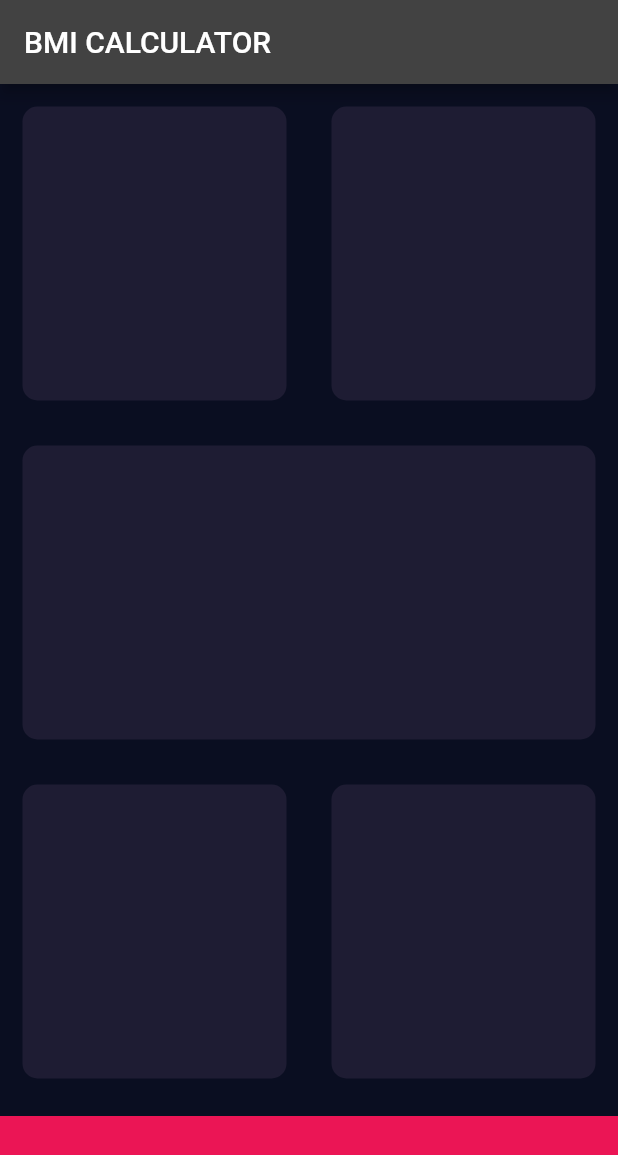
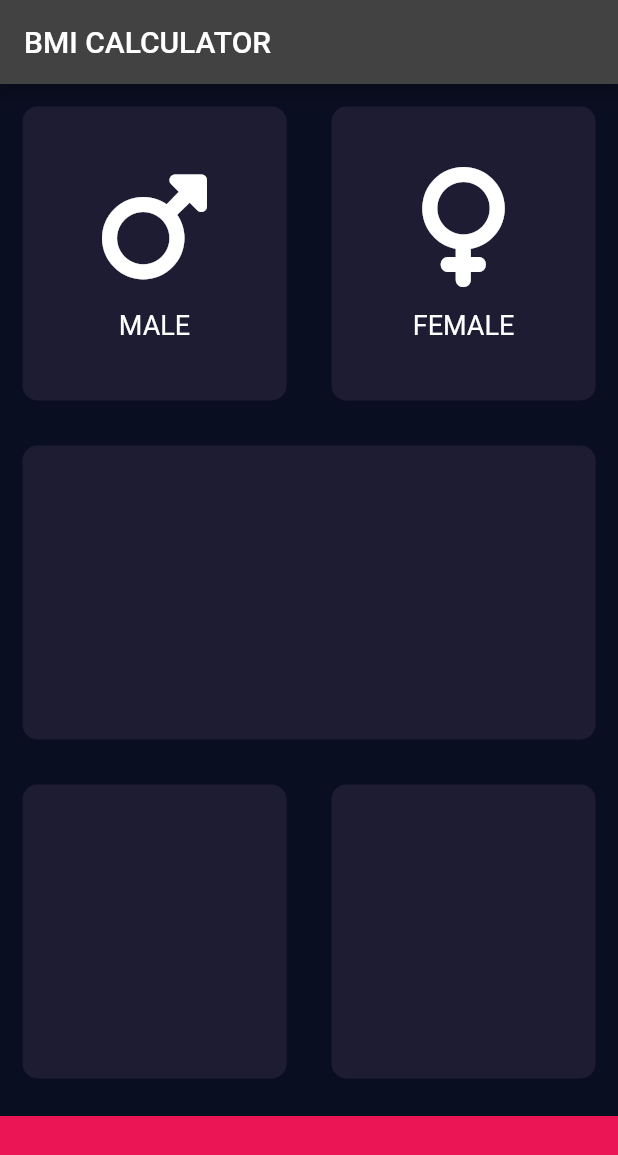
Before and after one commit to HeratUni-CS/bmi-calculator-moeinjansharifi, a Flutter app: the screen it shows after launch, on a phone screen of 412 x 824 dp. Shown: the top 1155 px of the screen. Run offline on Flutter 3.47's test engine with Material 2 defaults, Android fonts, the phone set to English and light mode, and no system bars; our stand-ins replace font_awesome_flutter.

Commit message:
make reusable card and icon content fils

```diff
--- /dev/null
+++ b/lib/icon_content.dart
@@ -0,0 +1,25 @@
+import 'package:flutter/material.dart';
+
+class IconContent extends StatelessWidget {
+  IconContent({this.icon, this.label});
+
+  final IconData? icon;
+  final String? label;
+
+  @override
+  Widget build(BuildContext context) {
+    return Column(
+      mainAxisAlignment: MainAxisAlignment.center,
+      children: [
+        Icon(icon, size: 80.0),
+        SizedBox(
+          height: 15.0,
+        ),
+        Text(
+          label.toString(),
+          style: TextStyle(fontSize: 18.0),
+        ),
+      ],
+    );
+  }
+}
--- a/lib/input_page.dart
+++ b/lib/input_page.dart
@@ -1,4 +1,7 @@
 import "package:flutter/material.dart";
+import "package:font_awesome_flutter/font_awesome_flutter.dart";
+import 'reusable_card.dart';
+import 'icon_content.dart';
 
 const bottomContainerHeight = 80.0;
 const activeCardColour = Color(0xFF1E1C33);
@@ -24,12 +27,19 @@ class _InputPageState extends State<InputPage> {
                 Expanded(
                   child: ReuasbleCard(
                     colour: activeCardColour,
+                    cardChild: IconContent(
+                      icon: FontAwesomeIcons.mars,
+                      label: 'MALE',
+                    ),
                   ),
                 ),
                 Expanded(
                   child: ReuasbleCard(
-                    colour: activeCardColour,
-                  ),
+                      colour: activeCardColour,
+                      cardChild: IconContent(
+                        icon: FontAwesomeIcons.venus,
+                        label: 'FEMALE',
+                      )),
                 ),
               ],
             ),
@@ -66,19 +76,3 @@ class _InputPageState extends State<InputPage> {
     );
   }
 }
-
-class ReuasbleCard extends StatelessWidget {
-  ReuasbleCard({required this.colour});
-  final Color colour;
-
-  @override
-  Widget build(BuildContext context) {
-    return Container(
-      margin: EdgeInsets.all(15.0),
-      decoration: BoxDecoration(
-        color: colour,
-        borderRadius: BorderRadius.circular(10.0),
-      ),
-    );
-  }
-}
--- /dev/null
+++ b/lib/reusable_card.dart
@@ -0,0 +1,19 @@
+import "package:flutter/material.dart";
+
+class ReuasbleCard extends StatelessWidget {
+  ReuasbleCard({required this.colour, this.cardChild});
+  final Color colour;
+  final Widget? cardChild;
+
+  @override
+  Widget build(BuildContext context) {
+    return Container(
+      child: cardChild,
+      margin: EdgeInsets.all(15.0),
+      decoration: BoxDecoration(
+        color: colour,
+        borderRadius: BorderRadius.circular(10.0),
+      ),
+    );
+  }
+}
```
